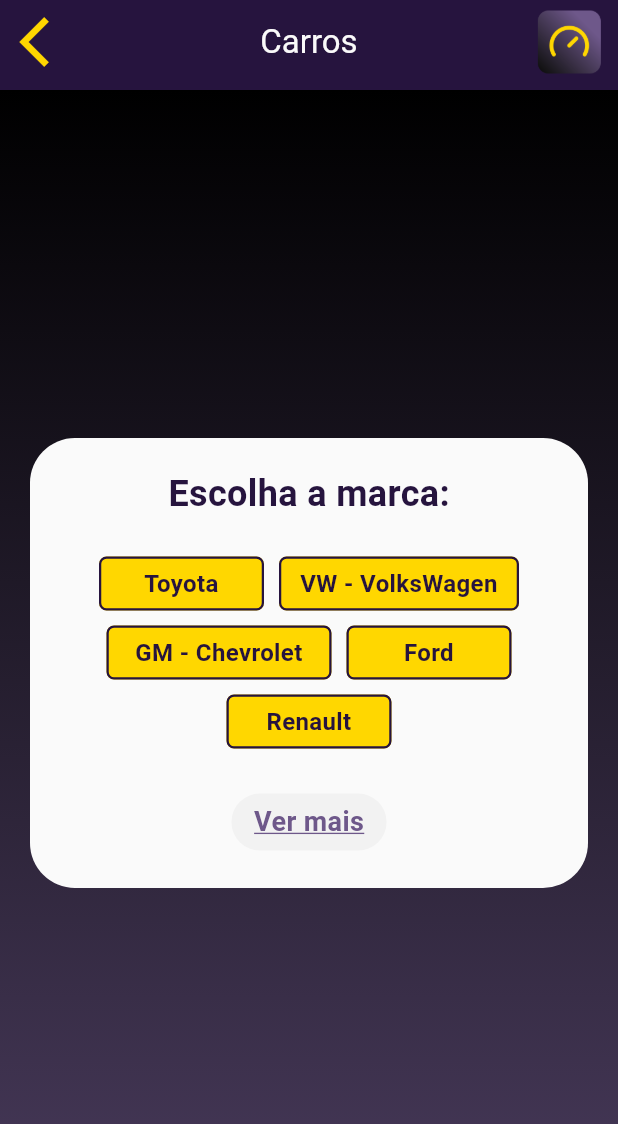
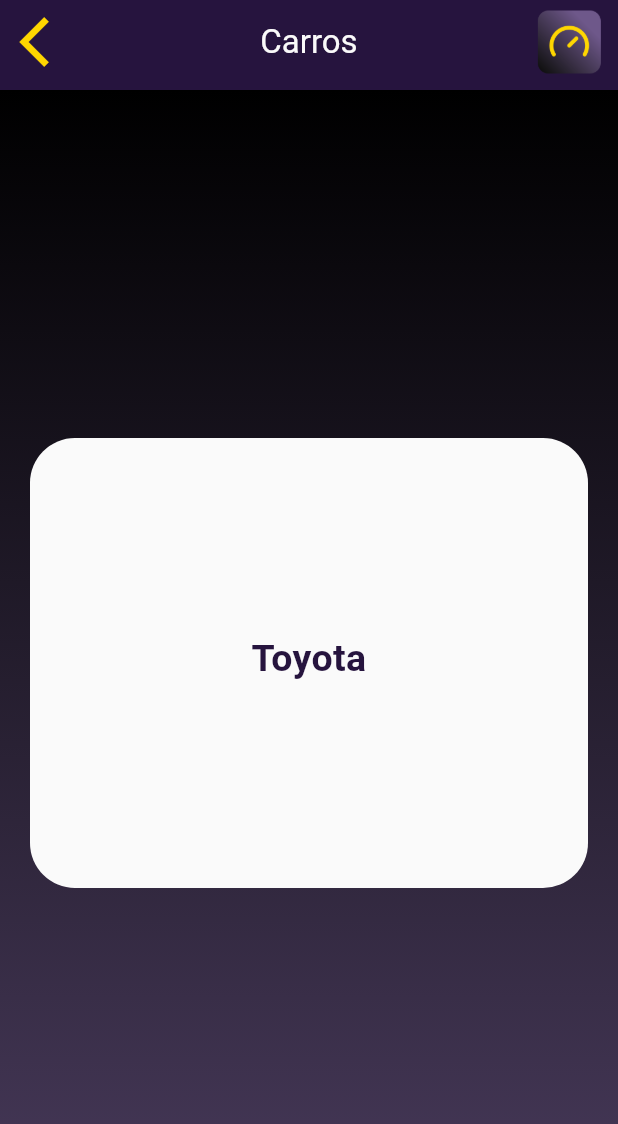
Before and after one commit to offkevyn/fipe_consulta, a Flutter app: the LookupView screen opened by its route, after a tap on "Toyota", on a phone screen of 412 x 824 dp. Shown: the top 1124 px of the screen. Run offline on Flutter 3.47's test engine with Material 3 defaults, Android fonts, the phone set to English and light mode, and no system bars; our stand-ins replace animated_custom_dropdown, dio, flutter_modular, lottie, package_info_plus, phosphor_flutter.

Commit message:
add: animation when choosing a brand

```diff
--- a/lib/app/modules/lookup/widget/steps/step_one/lookup_step_one.dart
+++ b/lib/app/modules/lookup/widget/steps/step_one/lookup_step_one.dart
@@ -17,14 +17,28 @@
   State<LookupStepOne> createState() => _LookupStepOneState();
 }
 
-class _LookupStepOneState extends State<LookupStepOne> {
+class _LookupStepOneState extends State<LookupStepOne>
+    with SingleTickerProviderStateMixin {
   late ChosenLookupState _chosenLookupState;
+
+  late double _animationContainer;
+  late int _durationAnimationContainer;
+  late double _animationText;
+  late int _durationAnimationText;
+
+  late bool _chosenBrand;
 
   @override
   void initState() {
     super.initState();
 
     _chosenLookupState = Modular.get();
+
+    _animationContainer = 1.0;
+    _animationText = 0.0;
+    _durationAnimationContainer = _durationAnimationText = 700;
+
+    _chosenBrand = false;
   }
 
   List<Widget> _itens() {
@@ -41,7 +55,12 @@
           text: e['name'],
           width: e['width'],
           onPressed: () {
-            print('Clicou em ${e['name']}');
+            _onChosenBrand(
+              brand: Brand(
+                name: e['name'],
+                cod: e['cod'],
+              ),
+            );
           },
         ),
       );
@@ -50,9 +69,24 @@
     return itens;
   }
 
-  _onChosenBrand({required Brand brand}) {
+  Future _onChosenBrand({required Brand brand}) async {
+    if (!_chosenBrand) {
+      _chosenBrand = true;
       _chosenLookupState.chosenLookup.value = ChosenLookup(brand: brand);
-    print('Brand: ${brand.name}');
+
+      Future.delayed(const Duration(milliseconds: 100), () {
+        setState(() {
+          _animationContainer = 0.0;
+        });
+      });
+
+      Future.delayed(Duration(milliseconds: _durationAnimationContainer - 250),
+          () {
+        setState(() {
+          _animationText = 1.0;
+        });
+      });
+    }
   }
 
   @override
@@ -61,25 +95,22 @@
       animation: _chosenLookupState.chosenLookup,
       builder: (context, _) {
         Brand brand = _chosenLookupState.chosenLookup.value.brand;
-          if (brand.isNotEmpty) {
-            return Column(
-              mainAxisAlignment: MainAxisAlignment.center,
+        return SingleChildScrollView(
+          child: Stack(
+            alignment: Alignment.center,
             children: [
-                Text(
-                  brand.name,
-                  maxLines: 1,
-                  textAlign: TextAlign.center,
-                  style: const TextStyle(
-                    color: ColorsApp.primary2,
-                    fontSize: 20,
-                    fontWeight: FontWeight.w500,
-                    overflow: TextOverflow.ellipsis,
+              AnimatedOpacity(
+                opacity: _animationContainer,
+                duration: Duration(
+                  milliseconds: _durationAnimationContainer,
                 ),
+                child: AnimatedScale(
+                  scale: _animationContainer,
+                  duration: Duration(
+                    milliseconds: _durationAnimationContainer,
                   ),
-              ],
-            );
-          } else {
-            return SingleChildScrollView(
+                  curve: Curves.easeInOutCirc,
+                  // curve: Curves.easeInOutBack,
                   child: Column(
                     children: [
                       const Text(
@@ -109,6 +140,7 @@
                               _onChosenBrand(brand: value);
                             },
                           );
+                          // _onChosenBrand(brand: Brand(name: 'Toyotaoff', cod: '123'));
                         },
                         child: Container(
                           padding: const EdgeInsets.symmetric(
@@ -133,8 +165,36 @@
                       )
                     ],
                   ),
+                ),
+              ),
+              AnimatedOpacity(
+                opacity: _animationText,
+                duration: Duration(
+                  milliseconds: _durationAnimationText,
+                ),
+                child: AnimatedScale(
+                  scale: _animationText,
+                  duration: Duration(
+                    milliseconds: _durationAnimationText,
+                  ),
+                  curve: Curves.bounceOut,
+                  child: Text(
+                    brand.name,
+                    maxLines: 1,
+                    textAlign: TextAlign.center,
+                    style: const TextStyle(
+                      color: ColorsApp.primary,
+                      fontSize: 25,
+                      fontWeight: FontWeight.w600,
+                      overflow: TextOverflow.ellipsis,
+                    ),
+                  ),
+                ),
+              ),
+            ],
+          ),
+        );
+      },
     );
   }
-        });
 }
-}
```
Lines whose indentation alone changed are shown as unchanged.
